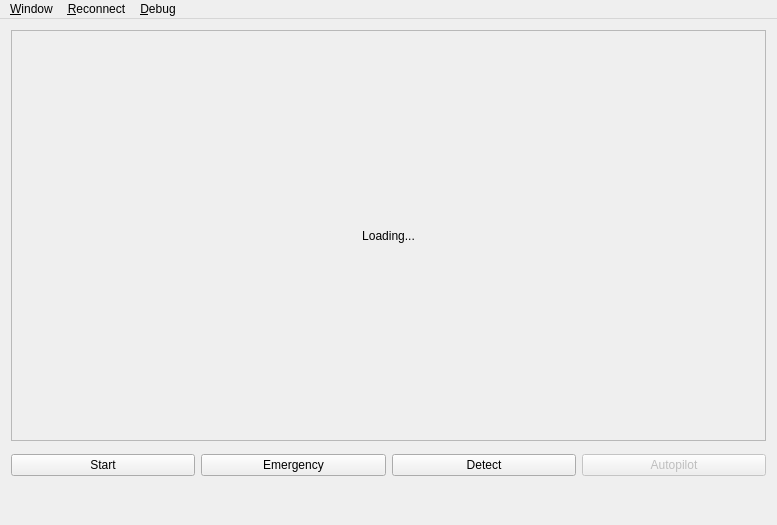
ADCSP/DrohnenSteuerung, file QT/myo-drone/gui/MainWindow.ui: the form before one commit.
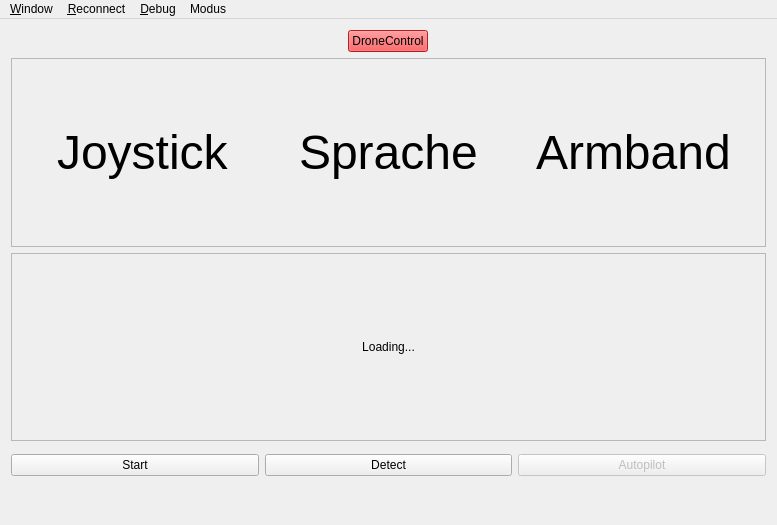
The form after the commit.

Commit message: Adjusted UI with Modi

Patch:
```diff
--- a/QT/myo-drone/gui/MainWindow.ui
+++ b/QT/myo-drone/gui/MainWindow.ui
@@ -15,6 +15,73 @@
   </property>
   <widget class="QWidget" name="centralWidget">
    <layout class="QVBoxLayout" name="verticalLayout">
+    <item alignment="Qt::AlignHCenter">
+     <widget class="QPushButton" name="buttonEmergency">
+      <property name="autoFillBackground">
+       <bool>false</bool>
+      </property>
+      <property name="styleSheet">
+       <string notr="true">background-color: rgb(255, 37, 40);
+border-color: rgb(0, 0, 0);
+font: 75 30pt &quot;Calibri&quot;;
+alternate-background-color: rgb(0, 0, 0);</string>
+      </property>
+      <property name="text">
+       <string>DroneControl</string>
+      </property>
+     </widget>
+    </item>
+    <item>
+     <widget class="QFrame" name="fModus">
+      <property name="frameShape">
+       <enum>QFrame::StyledPanel</enum>
+      </property>
+      <property name="frameShadow">
+       <enum>QFrame::Raised</enum>
+      </property>
+      <layout class="QHBoxLayout" name="horizontalLayout_2">
+       <item>
+        <widget class="QFrame" name="fgJoystick">
+         <layout class="QGridLayout" name="gridLayout_3">
+          <item row="0" column="0" alignment="Qt::AlignHCenter|Qt::AlignVCenter">
+           <widget class="QLabel" name="lJoystick">
+            <property name="text">
+             <string>&lt;html&gt;&lt;head/&gt;&lt;body&gt;&lt;p&gt;&lt;span style=&quot; font-size:36pt;&quot;&gt;Joystick&lt;/span&gt;&lt;/p&gt;&lt;/body&gt;&lt;/html&gt;</string>
+            </property>
+           </widget>
+          </item>
+         </layout>
+        </widget>
+       </item>
+       <item>
+        <widget class="QFrame" name="fgSprache">
+         <layout class="QGridLayout" name="gridLayout_2">
+          <item row="0" column="0" alignment="Qt::AlignHCenter|Qt::AlignVCenter">
+           <widget class="QLabel" name="lSprache">
+            <property name="text">
+             <string>&lt;html&gt;&lt;head/&gt;&lt;body&gt;&lt;p&gt;&lt;span style=&quot; font-size:36pt;&quot;&gt;Sprache&lt;/span&gt;&lt;/p&gt;&lt;/body&gt;&lt;/html&gt;</string>
+            </property>
+           </widget>
+          </item>
+         </layout>
+        </widget>
+       </item>
+       <item>
+        <widget class="QFrame" name="fgArmband">
+         <layout class="QGridLayout" name="gridLayout">
+          <item row="0" column="0" alignment="Qt::AlignHCenter|Qt::AlignVCenter">
+           <widget class="QLabel" name="lArmband">
+            <property name="text">
+             <string>&lt;html&gt;&lt;head/&gt;&lt;body&gt;&lt;p&gt;&lt;span style=&quot; font-size:36pt;&quot;&gt;Armband&lt;/span&gt;&lt;/p&gt;&lt;/body&gt;&lt;/html&gt;</string>
+            </property>
+           </widget>
+          </item>
+         </layout>
+        </widget>
+       </item>
+      </layout>
+     </widget>
+    </item>
     <item>
      <widget class="QFrame" name="frame_2">
       <property name="frameShape">
@@ -98,16 +165,6 @@
          </property>
         </widget>
        </item>
-       <item>
-        <widget class="QPushButton" name="buttonEmergency">
-         <property name="autoFillBackground">
-          <bool>false</bool>
-         </property>
-         <property name="text">
-          <string>Emergency</string>
-         </property>
-        </widget>
-       </item>
        <item>
         <widget class="QPushButton" name="buttonDetect">
          <property name="text">
@@ -142,7 +199,7 @@
      <x>0</x>
      <y>0</y>
      <width>777</width>
-     <height>25</height>
+     <height>19</height>
     </rect>
    </property>
    <widget class="QMenu" name="menuWindow">
@@ -166,9 +223,18 @@
     <addaction name="actionCommands"/>
     <addaction name="actionNavdata"/>
    </widget>
+   <widget class="QMenu" name="menuModus">
+    <property name="title">
+     <string>Modus</string>
+    </property>
+    <addaction name="actionArmband"/>
+    <addaction name="actionJoystick"/>
+    <addaction name="actionSprachsteuerung"/>
+   </widget>
    <addaction name="menuWindow"/>
    <addaction name="menuReconnect"/>
    <addaction name="menuDebug"/>
+   <addaction name="menuModus"/>
   </widget>
   <widget class="QStatusBar" name="statusBar">
    <property name="autoFillBackground">
```
Left out of the diff: 15 changed lines with no effect on the pictures. The commit also changes 4 other files.
